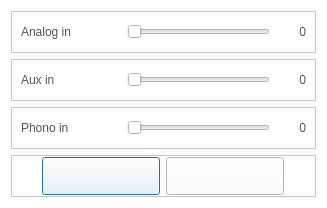
Above: CaX/dialog/setup/analoginvolumedialog.ui from fsest4u/CaX_03 before the change. Below: the same form after it.
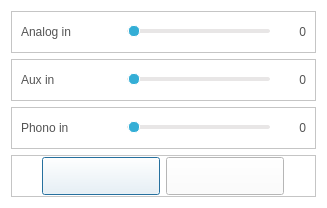
That is the form after the change. Icons and pictures are not drawn.

Commit message: [slider] style 일괄 적용

What changed in the file:
```diff
--- a/CaX/dialog/setup/analoginvolumedialog.ui
+++ b/CaX/dialog/setup/analoginvolumedialog.ui
@@ -60,6 +60,23 @@
           <height>0</height>
          </size>
         </property>
+        <property name="styleSheet">
+         <string notr="true">QSlider::groove:horizontal {
+    background-color: #e8e6e6;
+    border: 1px solid #e8e6e6;
+    height: 2px;
+    border-radius: 2px;
+}
+
+QSlider::handle:horizontal {
+    background-color: #34aed6;
+    border: 1px solid #ffffff;
+    width: 10px;
+	height: 10px;
+    border-radius: 5px;
+	margin: -5px 0;
+}</string>
+        </property>
         <property name="orientation">
          <enum>Qt::Horizontal</enum>
         </property>
@@ -114,6 +131,23 @@
           <height>0</height>
          </size>
         </property>
+        <property name="styleSheet">
+         <string notr="true">QSlider::groove:horizontal {
+    background-color: #e8e6e6;
+    border: 1px solid #e8e6e6;
+    height: 2px;
+    border-radius: 2px;
+}
+
+QSlider::handle:horizontal {
+    background-color: #34aed6;
+    border: 1px solid #ffffff;
+    width: 10px;
+	height: 10px;
+    border-radius: 5px;
+	margin: -5px 0;
+}</string>
+        </property>
         <property name="orientation">
          <enum>Qt::Horizontal</enum>
         </property>
@@ -168,6 +202,23 @@
           <height>0</height>
          </size>
         </property>
+        <property name="styleSheet">
+         <string notr="true">QSlider::groove:horizontal {
+    background-color: #e8e6e6;
+    border: 1px solid #e8e6e6;
+    height: 2px;
+    border-radius: 2px;
+}
+
+QSlider::handle:horizontal {
+    background-color: #34aed6;
+    border: 1px solid #ffffff;
+    width: 10px;
+	height: 10px;
+    border-radius: 5px;
+	margin: -5px 0;
+}</string>
+        </property>
         <property name="orientation">
          <enum>Qt::Horizontal</enum>
         </property>
```
The commit also changes 8 other files.
